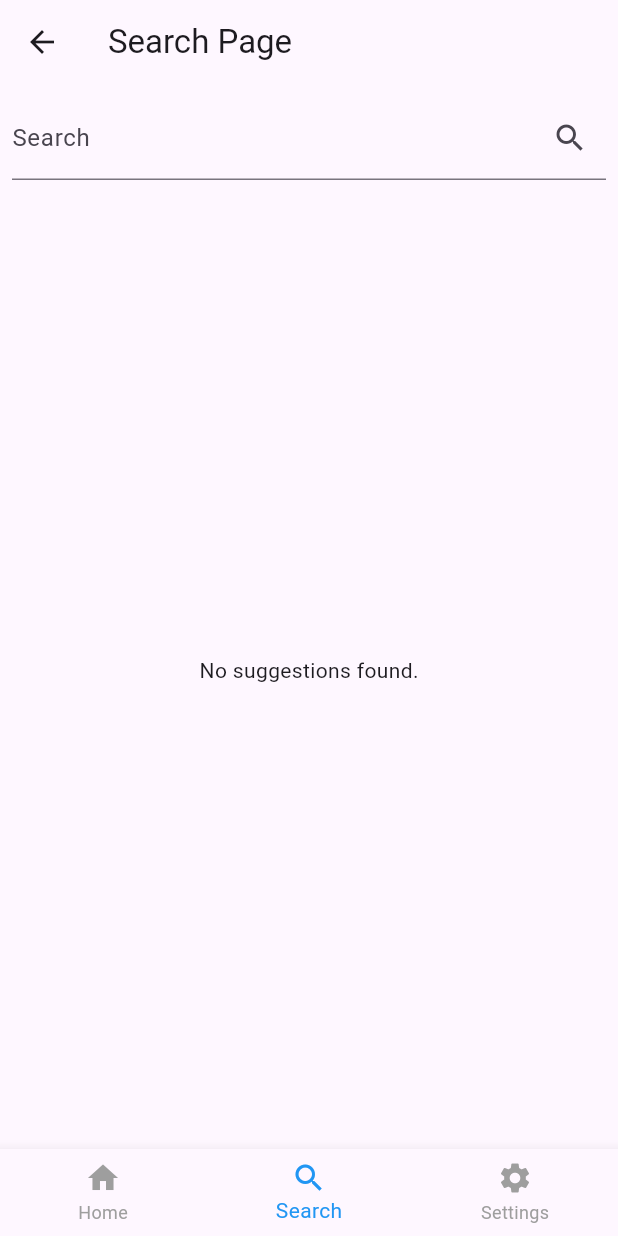
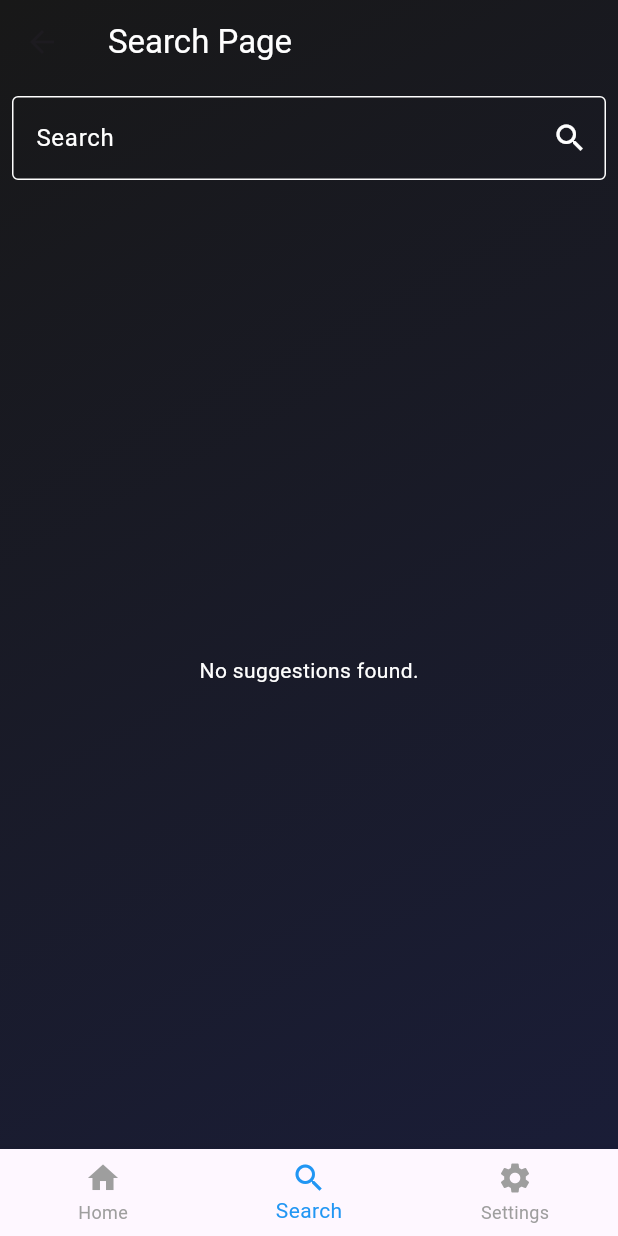
Before and after one commit to Brayan2134/CanIBoulderOutside, a Flutter app: the SearchPage screen opened by its route, on a phone screen of 412 x 824 dp. Run offline on Flutter 3.47's test engine with Material 3 defaults, Android fonts, the phone set to English and light mode, and no system bars; our stand-ins replace geocoding, geolocator.

Commit message:
Finished Redoing the UI for the application!
The bottomNavBar could be better since it looks out of place, but that will be changed closer to the end of the project!

```diff
--- a/lib/pages/search_page.dart
+++ b/lib/pages/search_page.dart
@@ -52,48 +52,97 @@ class _SearchPageState extends State<SearchPage> {
   @override
   Widget build(BuildContext context) {
     return Scaffold(
-      appBar: AppBar(
-        title: Text('Search Page'),
+      body: Stack(
+        children: <Widget>[
+          Container(
+            decoration: const BoxDecoration(
+              gradient: LinearGradient(
+                begin: Alignment.topLeft,
+                end: Alignment.bottomRight,
+                colors: [
+                  Color.fromRGBO(24, 24, 24, 1),
+                  Color.fromRGBO(26, 29, 55, 1),
+                ],
               ),
-      body: Column(
-        children: [
+            ),
+          ),
+          Column(
+            children: <Widget>[
+              AppBar(
+                title: const Text(
+                  "Search Page",
+                  style: TextStyle(
+                    color: Colors.white,
+                  ),
+                ),
+                backgroundColor: Colors.transparent,
+                elevation: 0,
+              ),
               Padding(
                 padding: const EdgeInsets.all(8.0),
                 child: TextField(
                   controller: _searchController,
+                  style: const TextStyle(color: Colors.white), // Change text color
                   decoration: InputDecoration(
                     labelText: 'Search',
+                    labelStyle: const TextStyle(color: Colors.white), // Change label text color
                     suffixIcon: IconButton(
-                  icon: Icon(Icons.search),
+                      icon: const Icon(Icons.search, color: Colors.white), // Change icon color
                       onPressed: () => _performSearch(_searchController.text.trim()),
+                    ),
+                    enabledBorder: const OutlineInputBorder(
+                      borderSide: BorderSide(color: Colors.white),
+                    ),
+                    focusedBorder: const OutlineInputBorder(
+                      borderSide: BorderSide(color: Colors.white),
                     ),
                   ),
                 ),
               ),
               Expanded(
+                child: Padding(
+                  padding: const EdgeInsets.symmetric(horizontal: 16.0),
                   child: FutureBuilder<List<String>>(
                     future: _suggestions,
                     builder: (context, snapshot) {
                       if (snapshot.connectionState == ConnectionState.waiting) {
-                  return Center(child: CircularProgressIndicator());
+                        return const Center(child: CircularProgressIndicator());
                       }
                       if (snapshot.hasData && snapshot.data!.isNotEmpty) {
                         return ListView.builder(
                           itemCount: snapshot.data!.length,
                           itemBuilder: (context, index) {
-                      return ListTile(
-                        title: Text(snapshot.data![index]),
+                            return Container(
+                              margin: const EdgeInsets.symmetric(vertical: 4), // Add some margin between the items
+                              decoration: BoxDecoration(
+                                color: const Color.fromRGBO(80, 82, 94, 1), // Background color of the container
+                                borderRadius: BorderRadius.circular(10), // Optional: if you want rounded corners
+                              ),
+                              child: ListTile(
+                                title: Text(
+                                  snapshot.data![index],
+                                  style: const TextStyle(color: Colors.white), // Text color
+                                ),
                                 onTap: () {
                                   _searchController.text = snapshot.data![index];
                                   _performSearch(snapshot.data![index]);
                                 },
+                              ),
                             );
                           },
                         );
                       }
-                return Center(child: Text('No suggestions found.'));
+                      return const Center(child: Text(
+                        'No suggestions found.',
+                        style: TextStyle(color: Colors.white), // Text color
+                      ));
                     },
                   ),
+                ),
+              ),
+
+
+            ],
           ),
         ],
       ),
```
Lines whose indentation alone changed are shown as unchanged.
